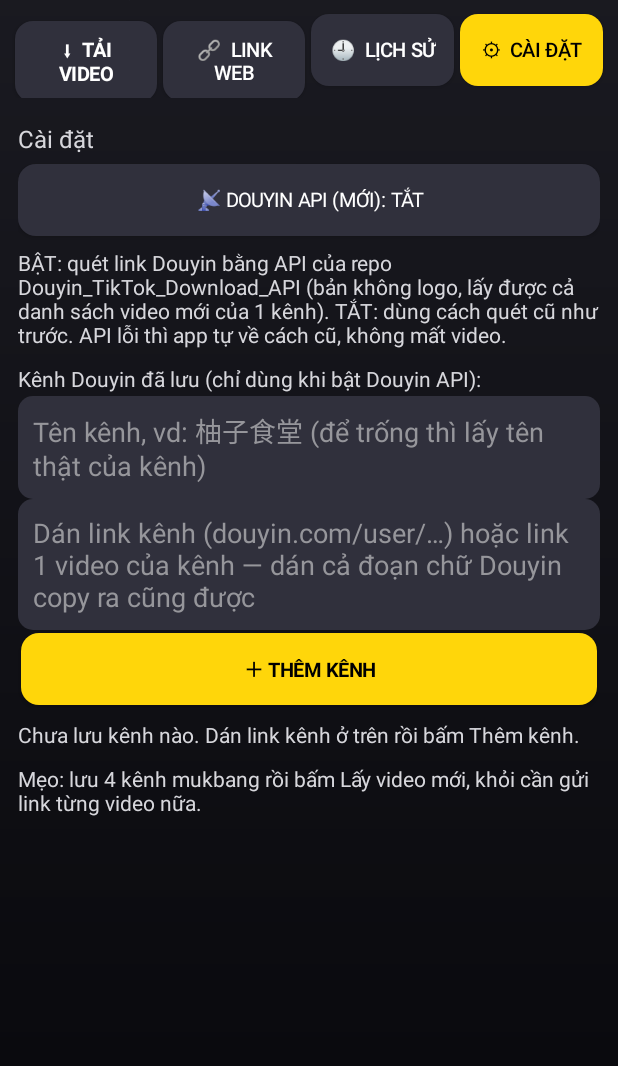
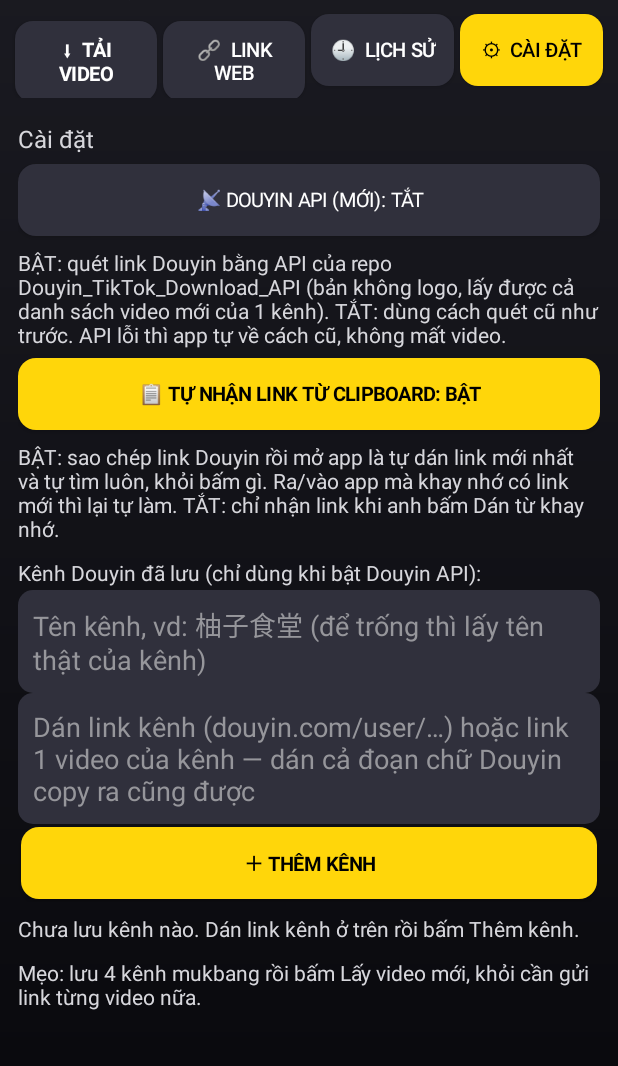
Before and after one commit to nguyenvanthinh95vn-cloud/apk-test-app, an Android app: the screen it shows after launch (MainActivity), after a tap on "⚙ CÀI ĐẶT", on a phone screen of 412 x 824 dp, the part 170-1236 px from its top. Run offline under Robolectric (Android 15) with nearby library versions, the phone set to English and light mode, and no system bars; network calls fail; 3 other taps on this screen came first.

Commit message:
SaveGo: tu nhan link Douyin tu clipboard khi mo/vao lai app + cong tac Cai dat (mac dinh BAT)

```diff
--- a/app/src/main/java/com/example/apktest/MainActivity.kt
+++ b/app/src/main/java/com/example/apktest/MainActivity.kt
@@ -94,12 +94,16 @@ class MainActivity : AppCompatActivity() {
     private lateinit var tabSettingsBtn: Button
     private lateinit var settingsPanel: View
     private lateinit var apiToggleBtn: Button
+    private lateinit var clipboardToggleBtn: Button
     private lateinit var apiStatusLabel: TextView
     private lateinit var channelInput: EditText
     private lateinit var channelNameInput: EditText
     private lateinit var channelBox: LinearLayout
     private lateinit var channelVideosBox: LinearLayout
     private var douyinApiOn = false
+    private var clipboardAutoOn = true
+    private var analyzingUrl: String = ""
+    private var fetchRunning = false
     private var apiLoggedIn = false
     private val douyinApiBase = "https://demo.douyin.wtf"
     // Ket qua quet kenh (phan trang 20 video/trang) + video da tick chon (giu khi doi trang).
@@ -312,6 +316,11 @@ class MainActivity : AppCompatActivity() {
         apiLp.setMargins(0, dp(4), 0, 0)
         setBox.addView(apiToggleBtn, apiLp)
         setBox.addView(label("BẬT: quét link Douyin bằng API của repo Douyin_TikTok_Download_API (bản không logo, lấy được cả danh sách video mới của 1 kênh). TẮT: dùng cách quét cũ như trước. API lỗi thì app tự về cách cũ, không mất video."))
+        clipboardToggleBtn = btn("📋 Tự nhận link từ clipboard: BẬT") { toggleClipboardAuto() }
+        val clipLp = LinearLayout.LayoutParams(LinearLayout.LayoutParams.MATCH_PARENT, LinearLayout.LayoutParams.WRAP_CONTENT)
+        clipLp.setMargins(0, dp(4), 0, 0)
+        setBox.addView(clipboardToggleBtn, clipLp)
+        setBox.addView(label("BẬT: sao chép link Douyin rồi mở app là tự dán link mới nhất và tự tìm luôn, khỏi bấm gì. Ra/vào app mà khay nhớ có link mới thì lại tự làm. TẮT: chỉ nhận link khi anh bấm Dán từ khay nhớ."))
         setBox.addView(label("Kênh Douyin đã lưu (chỉ dùng khi bật Douyin API):"))
         channelNameInput = EditText(this)
         channelNameInput.hint = "Tên kênh, vd: 柚子食堂 (để trống thì lấy tên thật của kênh)"
@@ -367,6 +376,7 @@ class MainActivity : AppCompatActivity() {
         fetchRemoteConfig()
         renderHistory()
         updateApiToggleBtn()
+        updateClipboardToggleBtn()
         renderChannelList()
         handleIntent(intent)
     }
@@ -392,6 +402,47 @@ class MainActivity : AppCompatActivity() {
         }
     }
 
+    override fun onResume() {
+        super.onResume()
+        checkClipboardForDouyinLink()
+    }
+
+    // Tự nhận link Douyin từ khay nhớ mỗi lần mở/vào lại app: link mới thì
+    // tự dán + tự tìm luôn, khỏi bấm gì. Link đã tìm rồi thì bỏ qua.
+    // Chỉ đọc khay nhớ khi app đang mở trước mặt (Android 10+ cho phép);
+    // Android 12+ sẽ hiện thông báo hệ thống là app đã đọc khay nhớ.
+    private fun checkClipboardForDouyinLink() {
+        if (!clipboardAutoOn) return
+        if (!::linkInput.isInitialized || fetchRunning) return
+        val url = try {
+            val cm = getSystemService(Context.CLIPBOARD_SERVICE) as ClipboardManager
+            val clip = cm.primaryClip ?: return
+            if (clip.itemCount == 0) return
+            val text = clip.getItemAt(0).coerceToText(this)?.toString() ?: return
+            extractDouyinUrl(text)
+        } catch (e: Exception) {
+            return
+        } ?: return
+        val prefs = getSharedPreferences("savego", Context.MODE_PRIVATE)
+        if (url == prefs.getString("last_clipboard_link", "")) return
+        linkInput.setText(url)
+        showTab(0)
+        analyze()
+    }
+
+    // Tìm link Douyin trong đoạn chữ copy ra (có hoặc không có https://):
+    // v.douyin.com/…, douyin.com/…, iesdouyin.com/…
+    private fun extractDouyinUrl(text: String): String? {
+        val all = Regex("https?://[^\\s]+").findAll(text.trim())
+        for (m in all) {
+            val u = m.value.trimEnd('.', ',', ')', ']', '"', '\'')
+            if (u.contains("douyin.com") || u.contains("iesdouyin.com")) return u
+        }
+        val bare = Regex("(?:v\\.douyin\\.com|www\\.douyin\\.com|douyin\\.com|iesdouyin\\.com)/[^\\s]+").find(text.trim())
+        val raw = bare?.value?.trimEnd('.', ',', ')', ']', '"', '\'') ?: return null
+        return "https://$raw"
+    }
+
     private fun extractUrl(text: String): String? {
         val m = Regex("https?://[^\\s]+").find(text.trim())
         return m?.value?.trimEnd('.', ',', ')', ']', '"', '\'')
@@ -458,6 +509,7 @@ class MainActivity : AppCompatActivity() {
         val prefs = getSharedPreferences("savego", Context.MODE_PRIVATE)
         accelOn = prefs.getBoolean("accel_on", false)
         douyinApiOn = prefs.getBoolean("douyin_api_on", false)
+        clipboardAutoOn = prefs.getBoolean("clipboard_auto_on", true)
         workerUrl = prefs.getString("worker_url", "") ?: ""
         apiBase = prefs.getString("api_url", apiBase) ?: apiBase
         runOnUiThread { updateAccelBtn() }
@@ -743,6 +795,11 @@ class MainActivity : AppCompatActivity() {
     }
 
     private fun showVariants(title: String, thumb: String, list: List<Variant>) {
+        // Tìm thành công: ghi lại link vừa tìm để lần vào app sau không tìm lại link cũ.
+        // (Tìm lỗi thì không ghi — lần vào app sau sẽ thử lại link đó.)
+        if (analyzingUrl.contains("douyin.com") || analyzingUrl.contains("iesdouyin.com")) {
+            getSharedPreferences("savego", Context.MODE_PRIVATE).edit().putString("last_clipboard_link", analyzingUrl).apply()
+        }
         variants = list
         currentTitle = title
         runOnUiThread {
@@ -772,11 +829,13 @@ class MainActivity : AppCompatActivity() {
             statusLabel.text = "Chưa có link hợp lệ. Anh dán link video vào trước nhé."
             return
         }
+        analyzingUrl = url
         statusLabel.text = "Đang quét các bản của video này…"
         variantsBox.removeAllViews()
         titleLabel.text = ""
         thumbView.visibility = View.GONE
         Thread {
+            fetchRunning = true
             try {
                 // Cach 0 (chi khi bat Douyin API trong Cai dat): hoi API truoc
                 // de lay ban khong logo; loi thi tu roi xuong cach cu ben duoi.
@@ -812,6 +871,8 @@ class MainActivity : AppCompatActivity() {
                 }
             } catch (e: Exception) {
                 setStatus("Lỗi khi quét video: ${e.message}.")
+            } finally {
+                fetchRunning = false
             }
         }.start()
     }
@@ -1799,6 +1860,28 @@ class MainActivity : AppCompatActivity() {
         Toast.makeText(this, if (douyinApiOn) "Đã bật Douyin API — quét link Douyin sẽ thử API không logo trước, lỗi thì tự về cách cũ" else "Đã tắt Douyin API — dùng cách quét cũ như trước", Toast.LENGTH_LONG).show()
     }
 
+    private fun updateClipboardToggleBtn() {
+        if (!::clipboardToggleBtn.isInitialized) return
+        if (clipboardAutoOn) {
+            clipboardToggleBtn.text = "📋 Tự nhận link từ clipboard: BẬT"
+            clipboardToggleBtn.background = roundedBg(accent)
+            clipboardToggleBtn.setTextColor(Color.BLACK)
+            clipboardToggleBtn.setTypeface(null, Typeface.BOLD)
+        } else {
+            clipboardToggleBtn.text = "📋 Tự nhận link từ clipboard: TẮT"
+            clipboardToggleBtn.background = roundedBg(bgBtn)
+            clipboardToggleBtn.setTextColor(Color.WHITE)
+            clipboardToggleBtn.setTypeface(null, Typeface.NORMAL)
+        }
+    }
+
+    private fun toggleClipboardAuto() {
+        clipboardAutoOn = !clipboardAutoOn
+        getSharedPreferences("savego", Context.MODE_PRIVATE).edit().putBoolean("clipboard_auto_on", clipboardAutoOn).apply()
+        updateClipboardToggleBtn()
+        Toast.makeText(this, if (clipboardAutoOn) "Đã bật tự nhận link — sao chép link Douyin rồi mở app là tự tìm luôn" else "Đã tắt tự nhận link — chỉ nhận link khi anh bấm Dán từ khay nhớ", Toast.LENGTH_LONG).show()
+    }
+
     private fun renderChannelList() {
         if (!::channelBox.isInitialized) return
         channelBox.removeAllViews()
```
